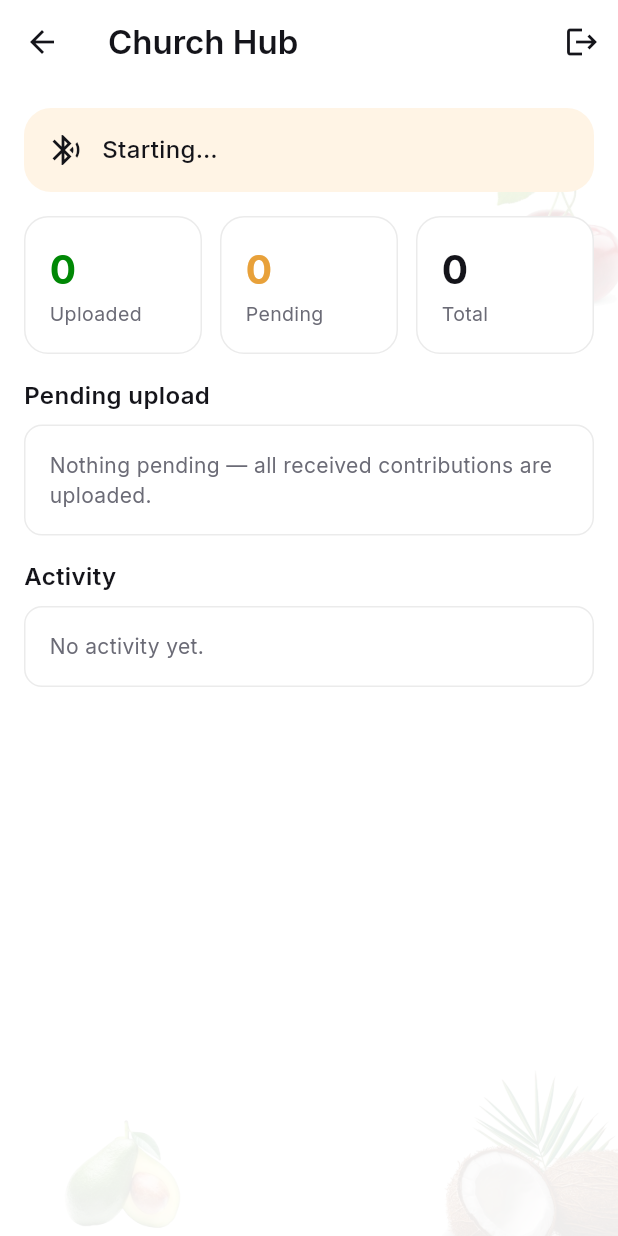
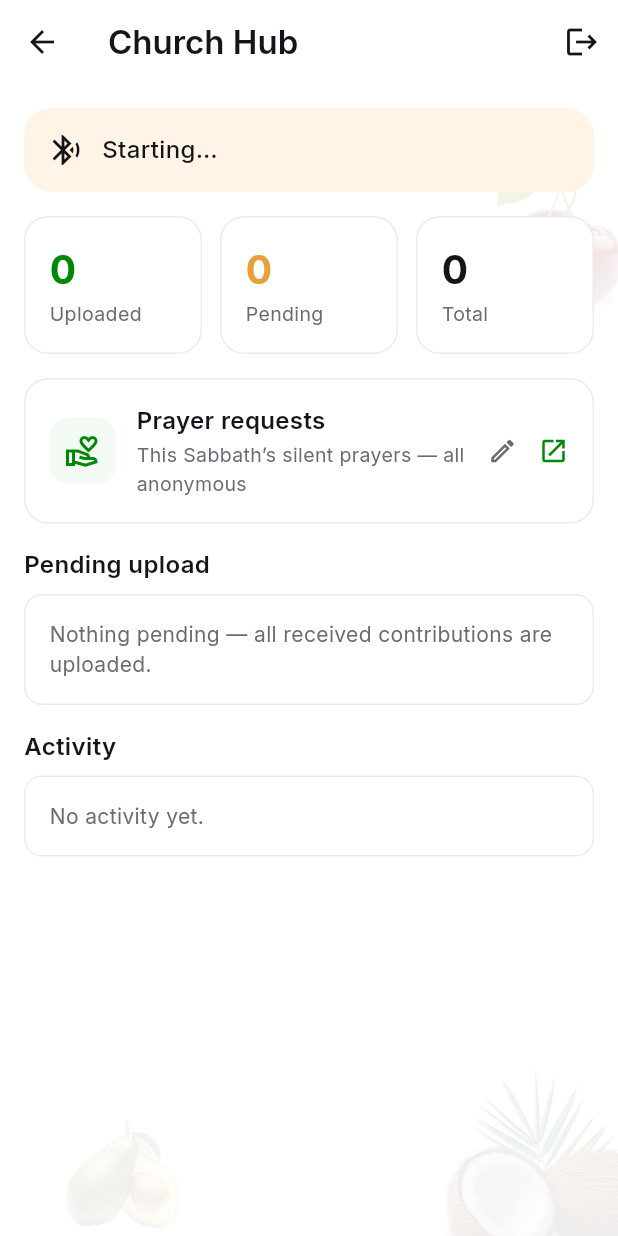
Before and after one commit to bahashaSDA/bahasha, a Flutter app: the HubDashboardScreen screen opened directly, on a phone screen of 412 x 824 dp. Run offline on Flutter 3.47's test engine with Material 3 defaults, Android fonts, the phone set to English and light mode, and no system bars; our stand-ins replace connectivity_plus, dio, drift, flutter_riverpod, flutter_secure_storage, flutter_svg and 4 more; missing offline and left inert: bluetooth_low_energy, cryptography, flutter_reactive_ble; accounts and stored records are empty; generated files the repository leaves out were written again.

Commit message:
CVendor: "Prayer requests" card opens the prayer team's Sheet
Dashboard card that opens this Sabbath's anonymous prayer requests in
Google Sheets. The church's Sheet link is built in (override with
--dart-define=PRAYER_SHEET_URL or paste one on the hub); only Google
Sheets links are accepted.

Co-Authored-By: Claude Opus 5.5 <noreply@anthropic.com>

```diff
--- /dev/null
+++ b/cvendor-mobile/lib/core/prayer_sheet.dart
@@ -0,0 +1,46 @@
+import 'package:flutter_riverpod/flutter_riverpod.dart';
+import 'package:shared_preferences/shared_preferences.dart';
+
+/// The link to the prayer team's Google Sheet (documentation/prayer/), where
+/// the anonymous silent prayers givers send with their offerings collect for
+/// this Sabbath ("Active" tab).
+///
+/// Access is controlled by the Sheet's own Google sharing setting. It is
+/// currently "Anyone with the link" (church's choice, 2026-09): the prayers
+/// are anonymous, but anyone holding the link — which ships inside this app —
+/// can read them. Switching the Sheet to "Restricted" makes the link open
+/// only for accounts it is shared with; no app change is needed either way.
+/// A build can bake a link in with --dart-define=PRAYER_SHEET_URL=...;
+/// otherwise the deacon pastes it once on the hub.
+class PrayerSheet {
+  static const _key = 'cvendor.prayer_sheet_url.v1';
+  /// The church's prayer requests Sheet.
+  static const builtIn = String.fromEnvironment(
+    'PRAYER_SHEET_URL',
+    defaultValue: 'https://docs.google.com/spreadsheets/d/1kP9OotJrrlm0-eRAPoMlNnKzN9Qyi64Z56mGj913Uso/edit?usp=sharing',
+  );
+
+  /// Accept only a Google Sheets link, so a mistyped or unrelated URL is never
+  /// opened from the hub.
+  static String? normalise(String raw) {
+    final t = raw.trim();
+    final uri = Uri.tryParse(t);
+    if (uri == null || uri.scheme != 'https' || uri.host != 'docs.google.com') return null;
+    if (!uri.path.startsWith('/spreadsheets/d/')) return null;
+    return t;
+  }
+
+  static Future<String?> load() async {
+    final prefs = await SharedPreferences.getInstance();
+    final saved = prefs.getString(_key);
+    if (saved != null && saved.isNotEmpty) return saved;
+    return builtIn.isEmpty ? null : builtIn;
+  }
+
+  static Future<void> save(String url) async {
+    final prefs = await SharedPreferences.getInstance();
+    await prefs.setString(_key, url);
+  }
+}
+
+final prayerSheetUrlProvider = FutureProvider<String?>((ref) => PrayerSheet.load());
--- a/cvendor-mobile/lib/features/hub_dashboard_screen.dart
+++ b/cvendor-mobile/lib/features/hub_dashboard_screen.dart
@@ -8,6 +8,7 @@ import '../core/ingest_client.dart';
 import '../core/upload_service.dart';
 import '../core/ble_receiver.dart';
 import '../theme.dart';
+import 'prayer_card.dart';
 
 /// The hub's operational dashboard. Once paired, the deacon leaves this running
 /// during the service: it advertises over BLE, receives contributions, queues
@@ -91,6 +92,8 @@ class _HubDashboardScreenState extends ConsumerState<HubDashboardScreen> {
             _StatusBanner(status: _bleStatus),
             const SizedBox(height: 16),
             _TodayCard(db: db),
+            const SizedBox(height: 16),
+            const PrayerRequestsCard(),
             const SizedBox(height: 16),
             const Text('Pending upload', style: TextStyle(fontSize: 16, fontWeight: FontWeight.w600, color: HubColors.ink)),
             const SizedBox(height: 8),
--- /dev/null
+++ b/cvendor-mobile/lib/features/prayer_card.dart
@@ -0,0 +1,123 @@
+import 'package:flutter/material.dart';
+import 'package:flutter_riverpod/flutter_riverpod.dart';
+import 'package:url_launcher/url_launcher.dart';
+import '../core/prayer_sheet.dart';
+import '../theme.dart';
+
+/// Dashboard card: opens this Sabbath's anonymous prayer requests (the prayer
+/// team's Google Sheet) so the deacon and prayer team can pray over them.
+/// The first time, it asks for the Sheet link and remembers it.
+class PrayerRequestsCard extends ConsumerWidget {
+  const PrayerRequestsCard({super.key});
+
+  Future<void> _open(BuildContext context, WidgetRef ref, String? url) async {
+    final link = url ?? await _askForLink(context, ref);
+    if (link == null) return;
+    final ok = await launchUrl(Uri.parse(link), mode: LaunchMode.externalApplication);
+    if (!ok && context.mounted) {
+      ScaffoldMessenger.of(context).showSnackBar(
+        const SnackBar(content: Text('Could not open the prayer requests. Check the link and try again.')),
+      );
+    }
+  }
+
+  Future<String?> _askForLink(BuildContext context, WidgetRef ref, {String? current}) async {
+    final controller = TextEditingController(text: current ?? '');
+    String? error;
+    final result = await showDialog<String>(
+      context: context,
+      builder: (ctx) => StatefulBuilder(builder: (ctx, setState) {
+        return AlertDialog(
+          title: const Text('Prayer requests link'),
+          content: Column(mainAxisSize: MainAxisSize.min, crossAxisAlignment: CrossAxisAlignment.start, children: [
+            const Text(
+              'Paste the link of the prayer requests Google Sheet '
+              '(in the Sheet: Share → Copy link).',
+              style: TextStyle(color: HubColors.inkMuted, height: 1.4),
+            ),
+            const SizedBox(height: 12),
+            TextField(
+              controller: controller,
+              autofocus: true,
+              keyboardType: TextInputType.url,
+              decoration: InputDecoration(
+                hintText: 'https://docs.google.com/spreadsheets/d/…',
+                errorText: error,
+                border: const OutlineInputBorder(),
+              ),
+            ),
+          ]),
+          actions: [
+            TextButton(onPressed: () => Navigator.pop(ctx), child: const Text('Cancel')),
+            FilledButton(
+              onPressed: () {
+                final url = PrayerSheet.normalise(controller.text);
+                if (url == null) {
+                  setState(() => error = 'That is not a Google Sheets link');
+                  return;
+                }
+                Navigator.pop(ctx, url);
+              },
+              child: const Text('Save'),
+            ),
+          ],
+        );
+      }),
+    );
+    controller.dispose();
+    if (result == null) return null;
+    await PrayerSheet.save(result);
+    ref.invalidate(prayerSheetUrlProvider);
+    return result;
+  }
+
+  @override
+  Widget build(BuildContext context, WidgetRef ref) {
+    final url = ref.watch(prayerSheetUrlProvider).valueOrNull;
+
+    return Material(
+      color: Colors.white,
+      borderRadius: BorderRadius.circular(16),
+      child: InkWell(
+        borderRadius: BorderRadius.circular(16),
+        onTap: () => _open(context, ref, url),
+        child: Container(
+          padding: const EdgeInsets.all(16),
+          decoration: BoxDecoration(
+            borderRadius: BorderRadius.circular(16),
+            border: Border.all(color: HubColors.border),
+          ),
+          child: Row(children: [
+            Container(
+              width: 44,
+              height: 44,
+              decoration: BoxDecoration(color: HubColors.panel, borderRadius: BorderRadius.circular(12)),
+              child: const Icon(Icons.volunteer_activism_outlined, color: HubColors.green),
+            ),
+            const SizedBox(width: 14),
+            Expanded(
+              child: Column(crossAxisAlignment: CrossAxisAlignment.start, children: [
+                const Text('Prayer requests',
+                    style: TextStyle(fontSize: 16, fontWeight: FontWeight.w600, color: HubColors.ink)),
+                const SizedBox(height: 2),
+                Text(
+                  url == null
+                      ? 'Tap to add the prayer sheet link'
+                      : 'This Sabbath’s silent prayers — all anonymous',
+                  style: const TextStyle(fontSize: 13, color: HubColors.inkMuted),
+                ),
+              ]),
+            ),
+            if (url != null)
+              IconButton(
+                tooltip: 'Change link',
+                icon: const Icon(Icons.edit_outlined, size: 20, color: HubColors.inkMuted),
+                onPressed: () => _askForLink(context, ref, current: url),
+              ),
+            const Icon(Icons.open_in_new, size: 20, color: HubColors.green),
+          ]),
+        ),
+      ),
+    );
+  }
+}
--- a/cvendor-mobile/pubspec.yaml
+++ b/cvendor-mobile/pubspec.yaml
@@ -58,8 +58,11 @@ dependencies:
   # Background execution so the hub keeps scanning during the whole service
   flutter_foreground_task: ^8.10.0
 
-  # First-run onboarding flag
+  # First-run onboarding flag + the saved prayer-sheet link
   shared_preferences: ^2.3.2
+
+  # Opens the prayer team's Google Sheet (Sheets app or browser)
+  url_launcher: ^6.3.1
 
 dev_dependencies:
   flutter_test:
```
Also changed, not shown: cvendor-mobile/pubspec.lock, 2 other files.
